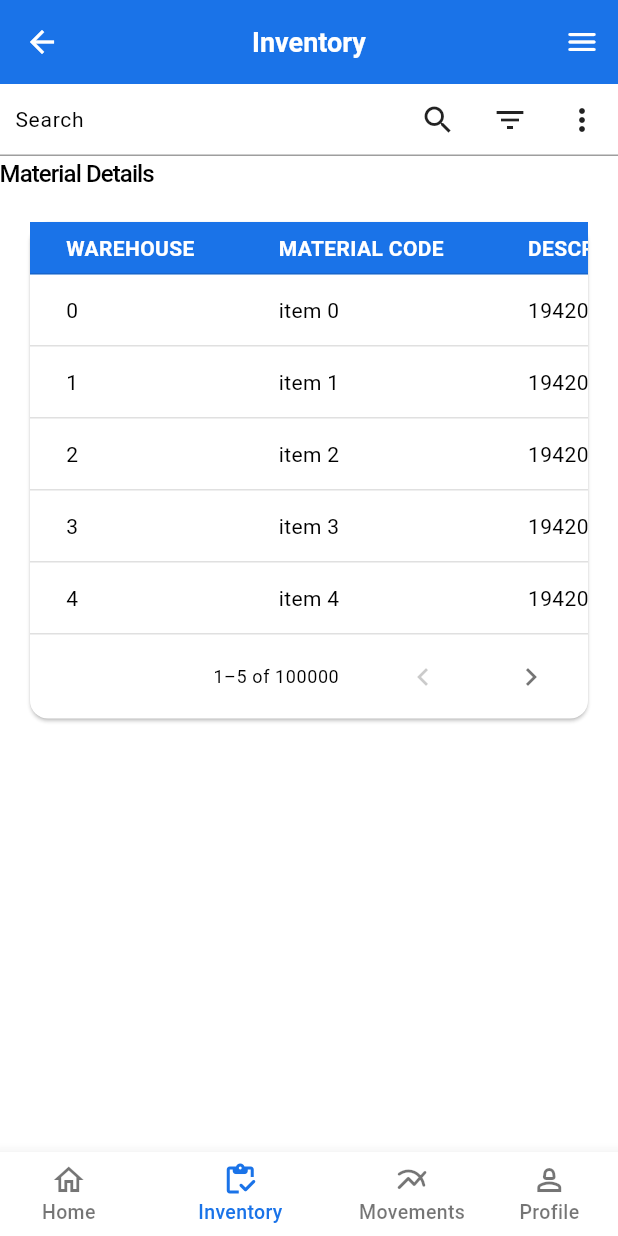
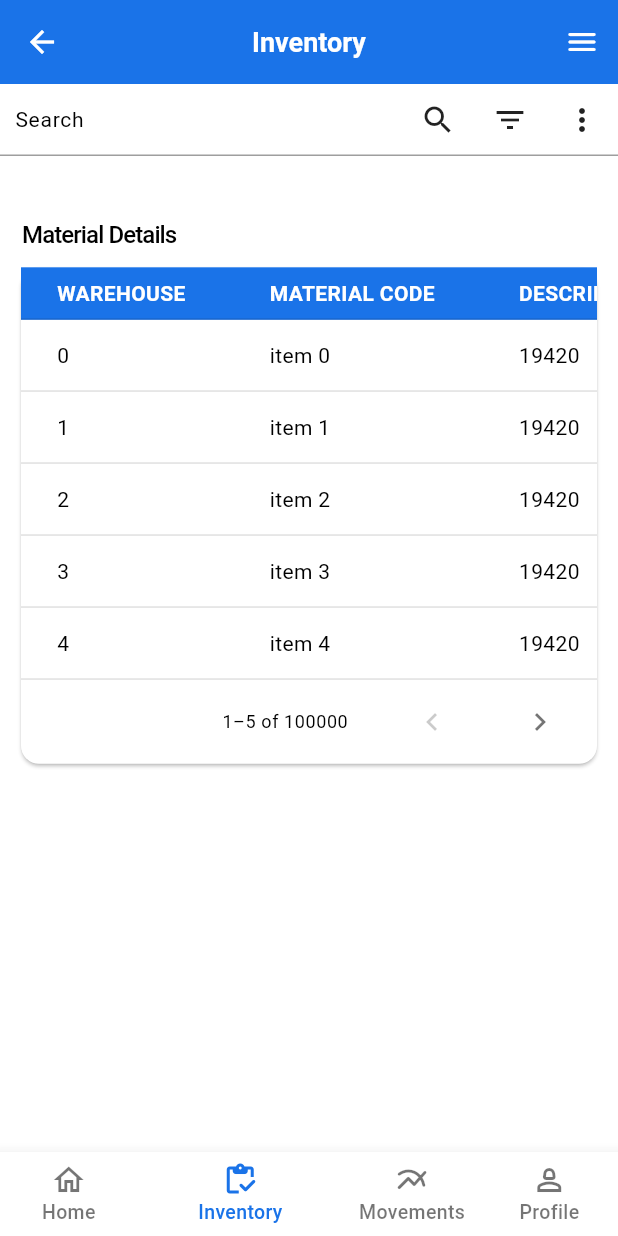
Before and after one commit to BigBlueLogistics/customer_app_mob, a Flutter app: the screen it shows after launch, on a phone screen of 412 x 824 dp. Run offline on Flutter 3.47's test engine with Material 3 defaults, Android fonts, the phone set to English and light mode, and no system bars; our stand-ins replace bloc, dio, equatable, flutter_bloc, get_it, go_router and 1 more; generated files the repository leaves out were written again.

Commit message:
styles: Inventory template

```diff
--- a/lib/core/presentation/widgets/templates/inventory_template.dart
+++ b/lib/core/presentation/widgets/templates/inventory_template.dart
@@ -19,41 +19,56 @@ class InventoryTemplate extends StatelessWidget {
 
   @override
   Widget build(BuildContext context) {
+    final mediaHeight = MediaQuery.of(context).size.height;
+
     return MDScaffold(
       appBarTitle: 'Inventory',
       selectedBarIndex: selectedBarIndex,
-      body: Column(
+      body: SingleChildScrollView(
+        scrollDirection: Axis.vertical,
+        child: Column(
           mainAxisAlignment: MainAxisAlignment.start,
           mainAxisSize: MainAxisSize.max,
           crossAxisAlignment: CrossAxisAlignment.start,
           children: [
             MDSearchMore(searchText: searchText),
-          Text(
+            Padding(
+              padding: const EdgeInsetsDirectional.symmetric(horizontal: 10),
+              child: Column(
+                  crossAxisAlignment: CrossAxisAlignment.start,
+                  children: [
+                    Padding(
+                      padding: EdgeInsets.only(
+                          left: 5.0, top: mediaHeight * 0.05, bottom: 5.0),
+                      child: Text(
                         'Material Details',
-            style: Theme.of(context).textTheme.titleMedium?.copyWith(
+                        style:
+                            Theme.of(context).textTheme.titleMedium?.copyWith(
                                   fontWeight: FontWeight.w500,
                                   letterSpacing: -0.6,
                                 ),
                       ),
-          SingleChildScrollView(
-            scrollDirection: Axis.vertical,
-            padding: const EdgeInsets.all(16.0),
-            child: MDDataTable(
+                    ),
+                    MDDataTable(
                       rowsPerPage: 5,
+                      dataSource: data,
                       columns: const <MDDataTableColumns>[
-                MDDataTableColumns(title: 'WAREHOUSE', accessorKey: 'id'),
+                        MDDataTableColumns(
+                            title: 'WAREHOUSE', accessorKey: 'id'),
                         MDDataTableColumns(
                             title: 'MATERIAL CODE', accessorKey: 'title'),
-                MDDataTableColumns(title: 'DESCRIPTION', accessorKey: 'price'),
+                        MDDataTableColumns(
+                            title: 'DESCRIPTION', accessorKey: 'price'),
                         MDDataTableColumns(
                             title: 'FIXED WEIGHT', accessorKey: 'title1'),
                         MDDataTableColumns(
                             title: 'AVAILABLE STOCKS', accessorKey: 'title2'),
                       ],
-              dataSource: data,
                     ),
+                  ]),
             ),
           ],
+        ),
       ),
     );
   }
```
Also changed, not shown: lib/core/presentation/widgets/organisms/md_table/md_datatable.dart (+0 -15 lines). Lines whose indentation alone changed are shown as unchanged.
